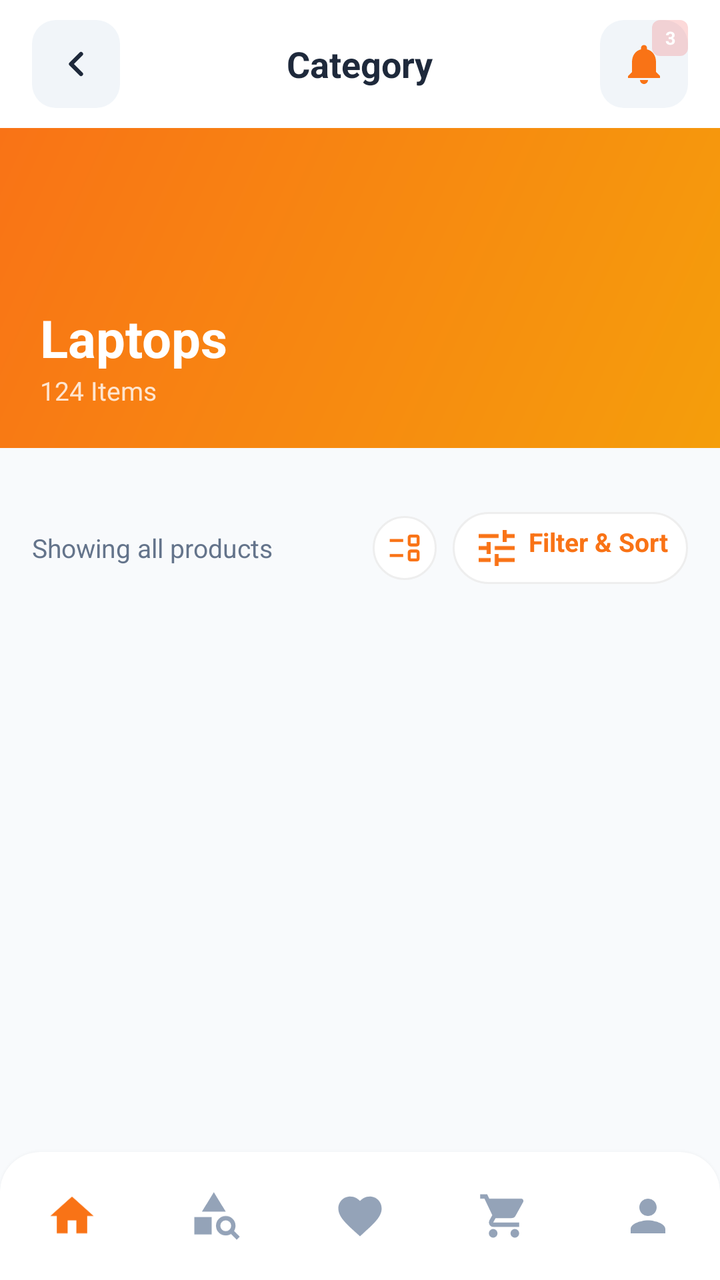
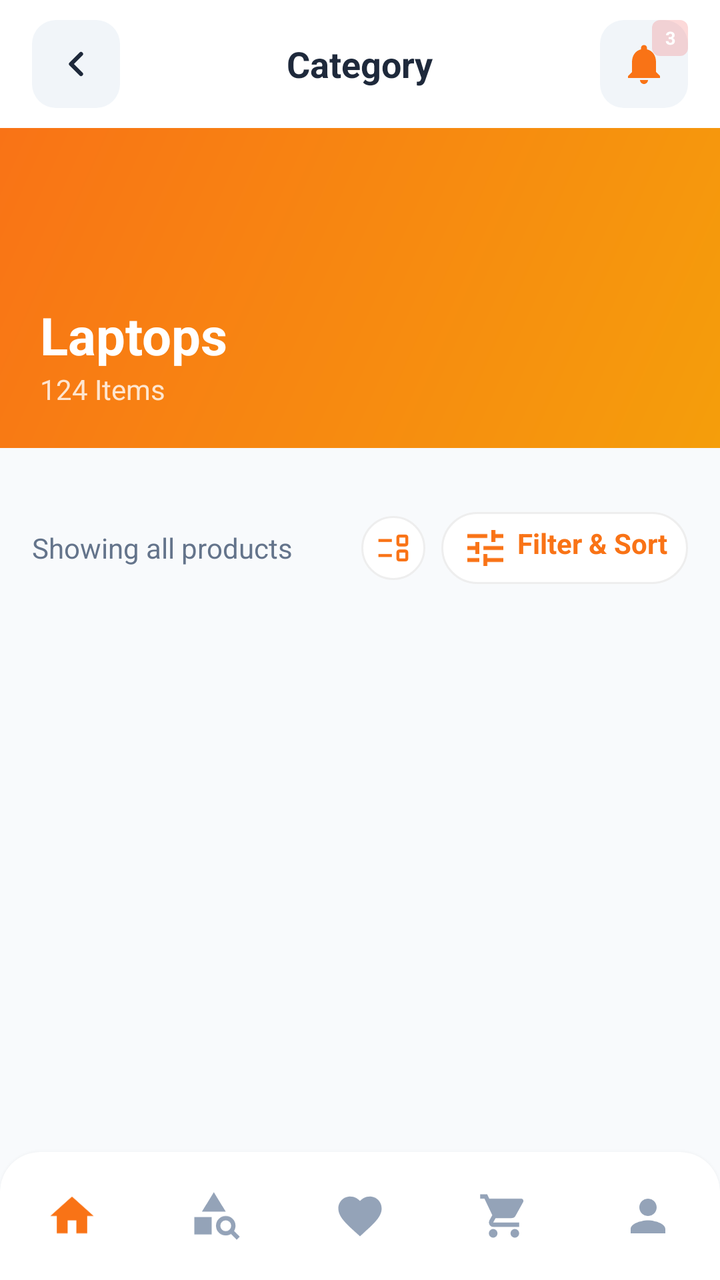

The first picture is an Android layout as it rendered before a commit; the second is the same layout after the commit. The layout source and the unified diff follow.
<!-- AndroidManifest.xml: application theme Theme.BeckieDealApp -->
<!-- res/layout/activity_category_detail.xml -->
<?xml version="1.0" encoding="utf-8"?>
<androidx.constraintlayout.widget.ConstraintLayout xmlns:android="http://schemas.android.com/apk/res/android"
    xmlns:app="http://schemas.android.com/apk/res-auto"
    xmlns:tools="http://schemas.android.com/tools"
    android:layout_width="match_parent"
    android:layout_height="match_parent"
    android:background="@color/background"
    android:fitsSystemWindows="true"
    tools:context=".CategoryDetailActivity">

    
    <com.google.android.material.appbar.MaterialToolbar
        android:id="@+id/topAppBar"
        android:layout_width="match_parent"
        android:layout_height="@dimen/toolbar_height"
        android:background="@color/surface"
        app:contentInsetStart="0dp"
        app:elevation="0dp"
        app:layout_constraintTop_toTopOf="parent">

        <RelativeLayout
            android:layout_width="match_parent"
            android:layout_height="match_parent"
            android:paddingHorizontal="16dp">

            
            <ImageView
                android:id="@+id/backButton"
                android:layout_width="44dp"
                android:layout_height="44dp"
                android:layout_alignParentStart="true"
                android:layout_centerVertical="true"
                android:background="@drawable/form_field_background"
                android:padding="12dp"
                android:src="@drawable/ic_arrow_left"
                android:contentDescription="Back"
                app:tint="@color/text_primary" />

            
            <TextView
                android:id="@+id/categoryTitleText"
                android:layout_width="wrap_content"
                android:layout_height="wrap_content"
                android:layout_centerInParent="true"
                android:text="Category"
                android:textColor="@color/text_primary"
                android:textSize="18sp"
                android:textStyle="bold" />

            
            <RelativeLayout
                android:id="@+id/notificationContainer"
                android:layout_width="44dp"
                android:layout_height="44dp"
                android:layout_alignParentEnd="true"
                android:layout_centerVertical="true"
                android:background="@drawable/form_field_background">

                <ImageView
                    android:id="@+id/notificationIcon"
                    android:layout_width="24dp"
                    android:layout_height="24dp"
                    android:layout_centerInParent="true"
                    android:src="@drawable/ic_notifications"
                    app:tint="@color/primary" />

                <TextView
                    android:id="@+id/notificationBadge"
                    android:layout_width="18dp"
                    android:layout_height="18dp"
                    android:layout_alignParentEnd="true"
                    android:layout_alignParentTop="true"
                    android:background="@drawable/badge_pill"
                    android:backgroundTint="@color/red_error"
                    android:gravity="center"
                    android:text="3"
                    android:textColor="@color/white_fixed"
                    android:textSize="9sp"
                    android:textStyle="bold"
                    android:visibility="visible" />
            </RelativeLayout>

        </RelativeLayout>
    </com.google.android.material.appbar.MaterialToolbar>

    
    <androidx.core.widget.NestedScrollView
        android:layout_width="match_parent"
        android:layout_height="0dp"
        android:fillViewport="true"
        app:layout_constraintTop_toBottomOf="@id/topAppBar"
        app:layout_constraintBottom_toTopOf="@id/bottomNavGlassHost">

        <LinearLayout
            android:layout_width="match_parent"
            android:layout_height="wrap_content"
            android:orientation="vertical"
            android:paddingBottom="16dp">

            
            <FrameLayout
                android:id="@+id/categoryHeroCard"
                android:layout_width="match_parent"
                android:layout_height="@dimen/hero_banner_height_detail">

                <ImageView
                    android:id="@+id/categoryHeroImage"
                    android:layout_width="match_parent"
                    android:layout_height="match_parent"
                    android:scaleType="centerCrop"
                    android:src="@drawable/placeholder_image" />

                
                <View
                    android:layout_width="match_parent"
                    android:layout_height="match_parent"
                    android:background="@drawable/hero_gradient" />

                
                <LinearLayout
                    android:layout_width="match_parent"
                    android:layout_height="wrap_content"
                    android:layout_gravity="bottom"
                    android:orientation="vertical"
                    android:padding="20dp">

                    <TextView
                        android:id="@+id/heroTitle"
                        android:layout_width="wrap_content"
                        android:layout_height="wrap_content"
                        android:text="Laptops"
                        android:textColor="@android:color/white"
                        android:textSize="26sp"
                        android:textStyle="bold" />

                    <TextView
                        android:id="@+id/heroSubtitle"
                        android:layout_width="wrap_content"
                        android:layout_height="wrap_content"
                        android:text="124 Items"
                        android:textColor="#CCFFFFFF"
                        android:textSize="13sp" />
                </LinearLayout>
            </FrameLayout>

            
            <HorizontalScrollView
                android:layout_width="match_parent"
                android:layout_height="wrap_content"
                android:scrollbars="none"
                android:paddingTop="16dp"
                android:paddingBottom="4dp">

                <LinearLayout
                    android:id="@+id/brandFilterContainer"
                    android:layout_width="wrap_content"
                    android:layout_height="wrap_content"
                    android:orientation="horizontal"
                    android:paddingStart="16dp"
                    android:paddingEnd="16dp" />
            </HorizontalScrollView>

            
            <LinearLayout
                android:id="@+id/resultsRow"
                android:layout_width="match_parent"
                android:layout_height="wrap_content"
                android:orientation="horizontal"
                android:gravity="center_vertical"
                android:paddingHorizontal="16dp"
                android:paddingTop="12dp"
                android:paddingBottom="4dp">

                <TextView
                    android:id="@+id/resultsLabel"
                    android:layout_width="0dp"
                    android:layout_height="wrap_content"
                    android:layout_weight="1"
                    android:text="Showing all products"
                    android:textColor="@color/text_secondary"
                    android:textSize="13sp" />

                
                <RelativeLayout
                    android:id="@+id/viewModeButton"
                    android:layout_width="32dp"
                    android:layout_height="32dp"
                    android:layout_marginEnd="8dp"
                    android:background="@drawable/chip_unselected"
                    android:clickable="true"
                    android:focusable="true">

                    <ImageView
                        android:id="@+id/viewModeIcon"
                        android:layout_width="18dp"
                        android:layout_height="18dp"
                        android:layout_centerInParent="true"
                        android:src="@drawable/event_list_24"
                        app:tint="@color/primary" />

                </RelativeLayout>

                <TextView
                    android:id="@+id/sortButton"
                    android:layout_width="wrap_content"
                    android:layout_height="wrap_content"
                    android:clickable="true"
                    android:focusable="true"
                    android:drawableStart="@drawable/ic_filter"
                    android:drawablePadding="4dp"
                    android:text="Filter &amp; Sort"
                    android:textColor="@color/primary"
                    android:textSize="13sp"
                    android:textStyle="bold"
                    android:paddingHorizontal="10dp"
                    android:paddingVertical="6dp"
                    android:background="@drawable/chip_unselected" />
            </LinearLayout>

            
            <GridLayout
                android:id="@+id/detailProductsGrid"
                android:layout_width="match_parent"
                android:layout_height="wrap_content"
                android:layout_marginTop="4dp"
                android:background="@color/border_color"
                android:columnCount="2" />

        </LinearLayout>
    </androidx.core.widget.NestedScrollView>

    
    <include layout="@layout/layout_bottom_nav" />

</androidx.constraintlayout.widget.ConstraintLayout>
<!-- res/layout/layout_bottom_nav.xml (included above) -->
<?xml version="1.0" encoding="utf-8"?>
<FrameLayout
    xmlns:android="http://schemas.android.com/apk/res/android"
    xmlns:app="http://schemas.android.com/apk/res-auto"
    android:id="@+id/bottomNavGlassHost"
    android:layout_width="0dp"
    android:layout_height="wrap_content"
    android:layout_marginStart="@dimen/bottom_nav_side_margin"
    android:layout_marginEnd="@dimen/bottom_nav_side_margin"
    android:layout_marginBottom="@dimen/bottom_nav_bottom_margin"
    android:background="@drawable/bottom_nav_glass_bg"
    android:clipToOutline="true"
    android:elevation="4dp"
    app:layout_constraintBottom_toBottomOf="parent"
    app:layout_constraintStart_toStartOf="parent"
    app:layout_constraintEnd_toEndOf="parent">

    <com.google.android.material.bottomnavigation.BottomNavigationView
        android:id="@+id/bottomNavigation"
        android:layout_width="match_parent"
        android:layout_height="64dp"
        android:background="@android:color/transparent"
        app:backgroundTint="@android:color/transparent"
        app:elevation="0dp"
        app:labelVisibilityMode="unlabeled"
        app:itemIconSize="26dp"
        app:itemRippleColor="@color/nav_indicator_fill"
        app:itemActiveIndicatorStyle="@style/Widget.App.BottomNav.ActiveIndicator"
        app:itemTextColor="@color/bottom_nav_color"
        app:itemIconTint="@color/bottom_nav_color"
        app:menu="@menu/bottom_nav_menu" />

</FrameLayout>
<!-- resources referenced by this layout -->
<resources>
  <color name="background">#F8FAFC</color>
  <color name="border_color">#E2E8F0</color>
  <color name="nav_indicator_fill">#FFF1EB</color>
  <color name="primary">#F97316</color>
  <color name="red_error">#EF4444</color>
  <color name="surface">#FFFFFF</color>
  <color name="text_primary">#1E293B</color>
  <color name="text_secondary">#64748B</color>
  <color name="white_fixed">#FFFFFF</color>
  <dimen name="bottom_nav_bottom_margin">0dp</dimen>
  <dimen name="bottom_nav_side_margin">0dp</dimen>
  <dimen name="hero_banner_height_detail">160dp</dimen>
  <dimen name="toolbar_height">64dp</dimen>
  <!-- drawable badge_pill (drawable) -->
  <?xml version="1.0" encoding="utf-8"?>
  <shape xmlns:android="http://schemas.android.com/apk/res/android">
      <solid android:color="#33FFFFFF" />
      <corners android:radius="4dp" />
  </shape>
  <!-- drawable bottom_nav_glass_bg (drawable) -->
  <?xml version="1.0" encoding="utf-8"?>
  <shape xmlns:android="http://schemas.android.com/apk/res/android"
      android:shape="rectangle">
      <solid android:color="@color/nav_surface" />
      <corners
          android:topLeftRadius="20dp"
          android:topRightRadius="20dp"
          android:bottomLeftRadius="0dp"
          android:bottomRightRadius="0dp" />
  </shape>
  <!-- drawable chip_unselected (drawable) -->
  <?xml version="1.0" encoding="utf-8"?>
  <shape xmlns:android="http://schemas.android.com/apk/res/android"
      android:shape="rectangle">
      <solid android:color="#FFFFFF" />
      <stroke android:width="1dp" android:color="#EEEEEE" />
      <corners android:radius="20dp" />
  </shape>
  <!-- drawable form_field_background (drawable) -->
  <?xml version="1.0" encoding="utf-8"?>
  <shape xmlns:android="http://schemas.android.com/apk/res/android">
      <solid android:color="@color/input_background" />
      <corners android:radius="12dp" />
  </shape>
  <!-- drawable hero_gradient (drawable) -->
  <?xml version="1.0" encoding="utf-8"?>
  <shape xmlns:android="http://schemas.android.com/apk/res/android">
      <gradient
          android:angle="135"
          android:startColor="#F59E0B"
          android:endColor="#F97316"
          android:type="linear" />
  </shape>
  <!-- drawable ic_filter (drawable) -->
  <vector xmlns:android="http://schemas.android.com/apk/res/android"
      android:width="24dp"
      android:height="24dp"
      android:viewportWidth="24"
      android:viewportHeight="24">
      
      <path
          android:fillColor="#F97316"
          android:pathData="M3,17v2h6v-2H3zM3,5v2h10V5H3zM13,21v-2h8v-2h-8v-2h-2v6h2zM7,9v2H3v2h4v2h2V9H7zM21,13v-2H11v2h10zM15,9h2V7h4V5h-4V3h-2v6z" />
  </vector>
  <style name="Widget.App.BottomNav.ActiveIndicator" parent="Widget.Material3.BottomNavigationView.ActiveIndicator">
          <item name="android:color">@color/nav_indicator_fill</item>
          <item name="android:width">52dp</item>
          <item name="android:height">40dp</item>
          <item name="shapeAppearance">@style/ShapeAppearance.App.BottomNav.ActiveIndicator</item>
      </style>
  <style name="Theme.BeckieDealApp" parent="Base.Theme.BeckieDealApp" />
  <color name="nav_surface">#FFFFFF</color>
  <color name="input_background">#F1F5F9</color>
  <style name="ShapeAppearance.App.BottomNav.ActiveIndicator" parent="">
          <item name="cornerFamily">rounded</item>
          <item name="cornerSize">50%</item>
      </style>
  <color name="on_primary">#FFFFFF</color>
  <color name="primary_container">#F97316</color>
  <color name="on_primary_container">#582200</color>
  <color name="on_surface">#251913</color>
  <!-- unchanged entries left out for length: 6 -->
</resources>

<!-- the commit's change to res/layout/activity_category_detail.xml (unified diff, before → after) -->
@@ -1,4 +1,4 @@
-<?xml version="1.0" encoding="utf-8"?>
+﻿<?xml version="1.0" encoding="utf-8"?>
 <androidx.constraintlayout.widget.ConstraintLayout xmlns:android="http://schemas.android.com/apk/res/android"
     xmlns:app="http://schemas.android.com/apk/res-auto"
     xmlns:tools="http://schemas.android.com/tools"
@@ -44,7 +44,7 @@
                 android:layout_centerInParent="true"
                 android:text="Category"
                 android:textColor="@color/text_primary"
-                android:textSize="18sp"
+                android:textSize="@dimen/text_size_title_small"
                 android:textStyle="bold" />
 
             
@@ -75,7 +75,7 @@
                     android:gravity="center"
                     android:text="3"
                     android:textColor="@color/white_fixed"
-                    android:textSize="9sp"
+                    android:textSize="@dimen/text_size_badge"
                     android:textStyle="bold"
                     android:visibility="visible" />
             </RelativeLayout>
@@ -130,7 +130,7 @@
                         android:layout_height="wrap_content"
                         android:text="Laptops"
                         android:textColor="@android:color/white"
-                        android:textSize="26sp"
+                        android:textSize="@dimen/text_size_headline_large"
                         android:textStyle="bold" />
 
                     <TextView
@@ -139,7 +139,7 @@
                         android:layout_height="wrap_content"
                         android:text="124 Items"
                         android:textColor="#CCFFFFFF"
-                        android:textSize="13sp" />
+                        android:textSize="@dimen/text_size_body" />
                 </LinearLayout>
             </FrameLayout>
 
@@ -178,7 +178,7 @@
                     android:layout_weight="1"
                     android:text="Showing all products"
                     android:textColor="@color/text_secondary"
-                    android:textSize="13sp" />
+                    android:textSize="@dimen/text_size_body" />
 
                 
                 <RelativeLayout
@@ -210,7 +210,7 @@
                     android:drawablePadding="4dp"
                     android:text="Filter &amp; Sort"
                     android:textColor="@color/primary"
-                    android:textSize="13sp"
+                    android:textSize="@dimen/text_size_body"
                     android:textStyle="bold"
                     android:paddingHorizontal="10dp"
                     android:paddingVertical="6dp"
<!-- resource entries referenced after the edit -->
@@ -12,6 +12,10 @@
   <dimen name="bottom_nav_bottom_margin">0dp</dimen>
   <dimen name="bottom_nav_side_margin">0dp</dimen>
   <dimen name="hero_banner_height_detail">160dp</dimen>
+  <dimen name="text_size_badge">9sp</dimen>
+  <dimen name="text_size_body">13sp</dimen>
+  <dimen name="text_size_headline_large">23sp</dimen>
+  <dimen name="text_size_title_small">17sp</dimen>
   <dimen name="toolbar_height">64dp</dimen>
   <!-- drawable badge_pill (drawable) -->
   <?xml version="1.0" encoding="utf-8"?>
